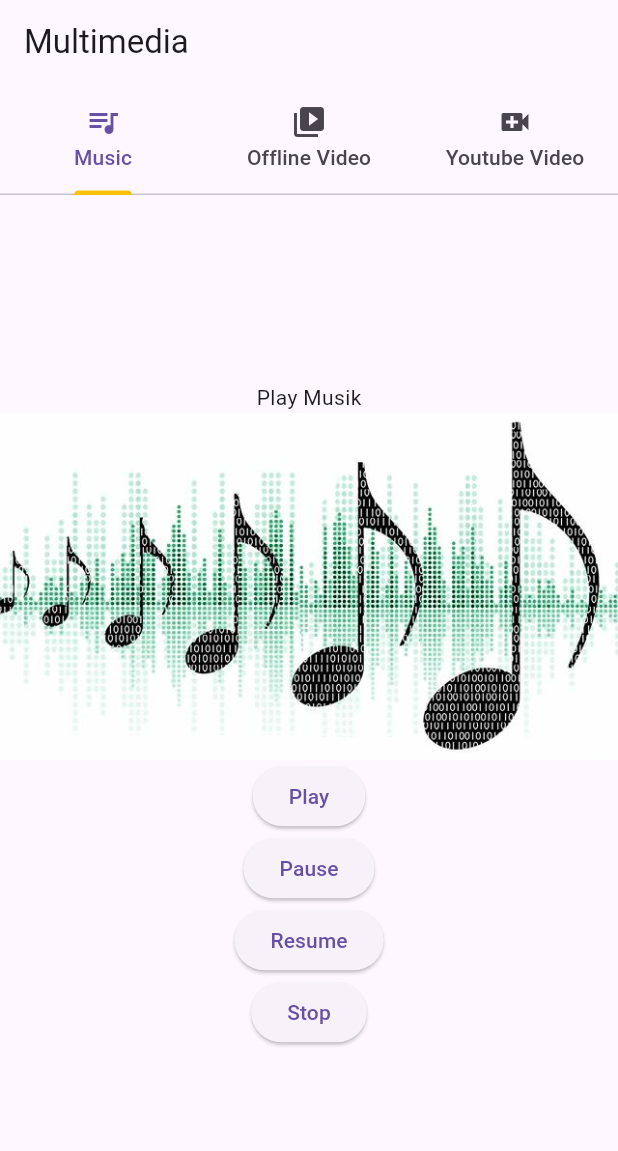
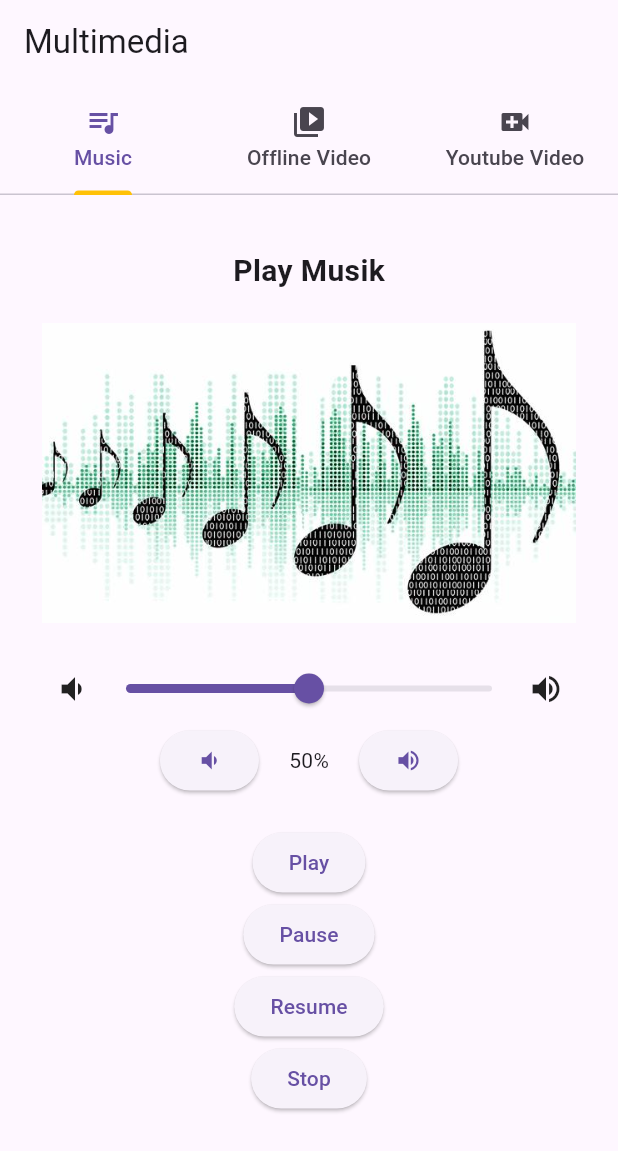
Before and after one commit to ZackyMrf/audio_video_mobile2, a Flutter app: the screen it shows after launch, on a phone screen of 412 x 824 dp. Shown: the top 1151 px of the screen. Run offline on Flutter 3.47's test engine with Material 3 defaults, Android fonts, the light colour scheme and no system bars; our stand-ins replace audioplayers, video_player, youtube_player_flutter.

Commit message:
add volume

```diff
--- a/lib/musik.dart
+++ b/lib/musik.dart
@@ -1,54 +1,117 @@
 import 'package:flutter/material.dart';
 import 'package:audioplayers/audioplayers.dart';
 
-class Musik extends StatelessWidget {
-  AudioPlayer? player = AudioPlayer();
+class Musik extends StatefulWidget {
+  @override
+  _MusikState createState() => _MusikState();
+}
+
+class _MusikState extends State<Musik> {
+  AudioPlayer player = AudioPlayer();
+  double volume = 0.5;
 
   @override
   Widget build(BuildContext context) {
-    return MaterialApp(
-      debugShowCheckedModeBanner: false,
-      home: Scaffold(
-        body: Container(
-          height: double.infinity,
-          width: double.infinity,
+    return Scaffold(
+      body: SingleChildScrollView(
+        child: Padding(
+          padding: const EdgeInsets.all(16.0),
           child: Column(
             mainAxisAlignment: MainAxisAlignment.center,
             children: [
+              SizedBox(height: 20),
               Text(
                 "Play Musik",
+                style: TextStyle(fontSize: 20, fontWeight: FontWeight.bold),
               ),
-              Image(image: AssetImage("assets/musik.jpg")),
+              SizedBox(height: 20),
+              Container(
+                height: 200,
+                child: Image(
+                  image: AssetImage("assets/musik.jpg"),
+                  fit: BoxFit.contain,
+                ),
+              ),
+              SizedBox(height: 20),
+
+              // Volume control
+              Padding(
+                padding: const EdgeInsets.symmetric(horizontal: 20),
+                child: Row(
+                  children: [
+                    Icon(Icons.volume_down),
+                    Expanded(
+                      child: Slider(
+                        value: volume,
+                        min: 0.0,
+                        max: 1.0,
+                        onChanged: (value) {
+                          setState(() {
+                            volume = value;
+                            player.setVolume(volume);
+                          });
+                        },
+                      ),
+                    ),
+                    Icon(Icons.volume_up),
+                  ],
+                ),
+              ),
+
+              // Volume buttons
+              Row(
+                mainAxisAlignment: MainAxisAlignment.center,
+                children: [
+                  ElevatedButton(
+                    child: Icon(Icons.volume_down),
+                    onPressed: () {
+                      setState(() {
+                        volume = (volume - 0.1).clamp(0.0, 1.0);
+                        player.setVolume(volume);
+                      });
+                    },
+                  ),
+                  SizedBox(width: 20),
+                  Text('${(volume * 100).toInt()}%'),
+                  SizedBox(width: 20),
+                  ElevatedButton(
+                    child: Icon(Icons.volume_up),
+                    onPressed: () {
+                      setState(() {
+                        volume = (volume + 0.1).clamp(0.0, 1.0);
+                        player.setVolume(volume);
+                      });
+                    },
+                  ),
+                ],
+              ),
+
+              SizedBox(height: 20),
+
+              // Playback controls
               ElevatedButton(
-                child: Text(
-                  'Play',
-                ),
+                child: Text('Play'),
                 onPressed: () async {
-                  player!.play(AssetSource('Iphone.mp3'));
+                  await player.setVolume(volume);
+                  await player.play(AssetSource('Iphone.mp3'));
                 },
               ),
               ElevatedButton(
-                child: Text(
-                  'Pause',
-                ),
+                child: Text('Pause'),
                 onPressed: () async {
-                  player!.pause();
+                  await player.pause();
                 },
               ),
               ElevatedButton(
-                child: Text(
-                  'Resume',
-                ),
+                child: Text('Resume'),
                 onPressed: () async {
-                  player!.resume();
+                  await player.resume();
                 },
               ),
               ElevatedButton(
-                child: Text(
-                  'Stop',
-                ),
+                child: Text('Stop'),
                 onPressed: () async {
-                  player!.stop();
+                  await player.stop();
                 },
               ),
             ],
@@ -57,4 +120,10 @@ class Musik extends StatelessWidget {
       ),
     );
   }
+
+  @override
+  void dispose() {
+    player.dispose();
+    super.dispose();
+  }
 }
```
